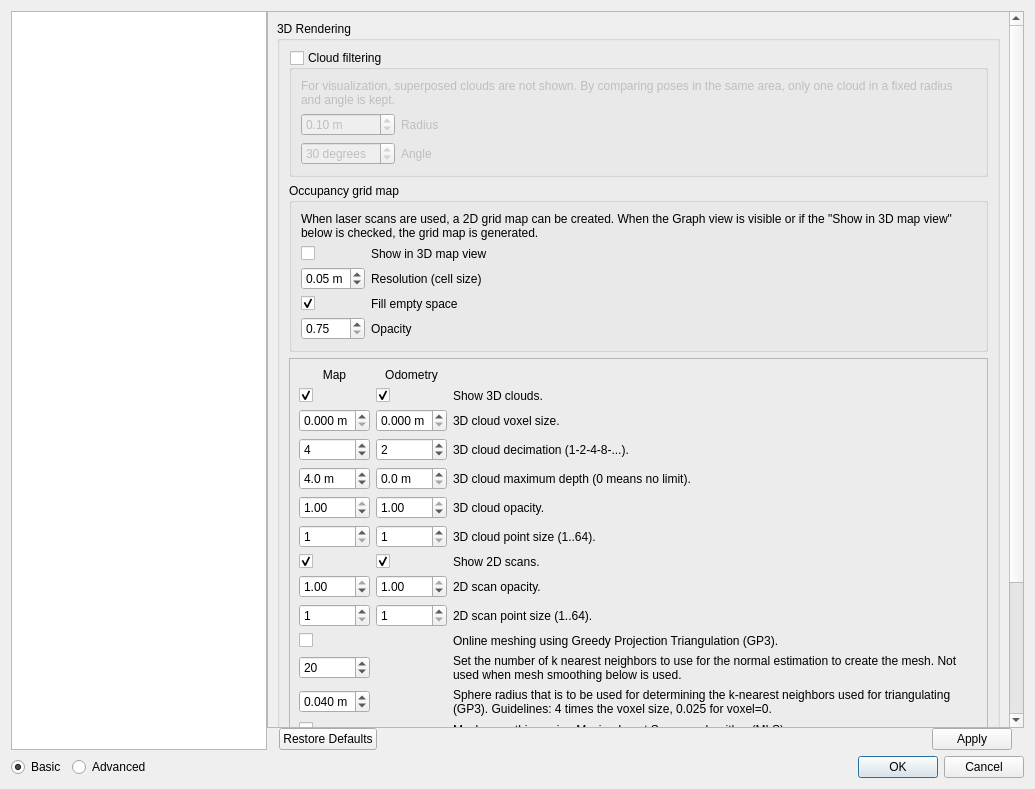
First picture: the form in guilib/src/ui/preferencesDialog.ui, repository introlab/rtabmap, before the edit.
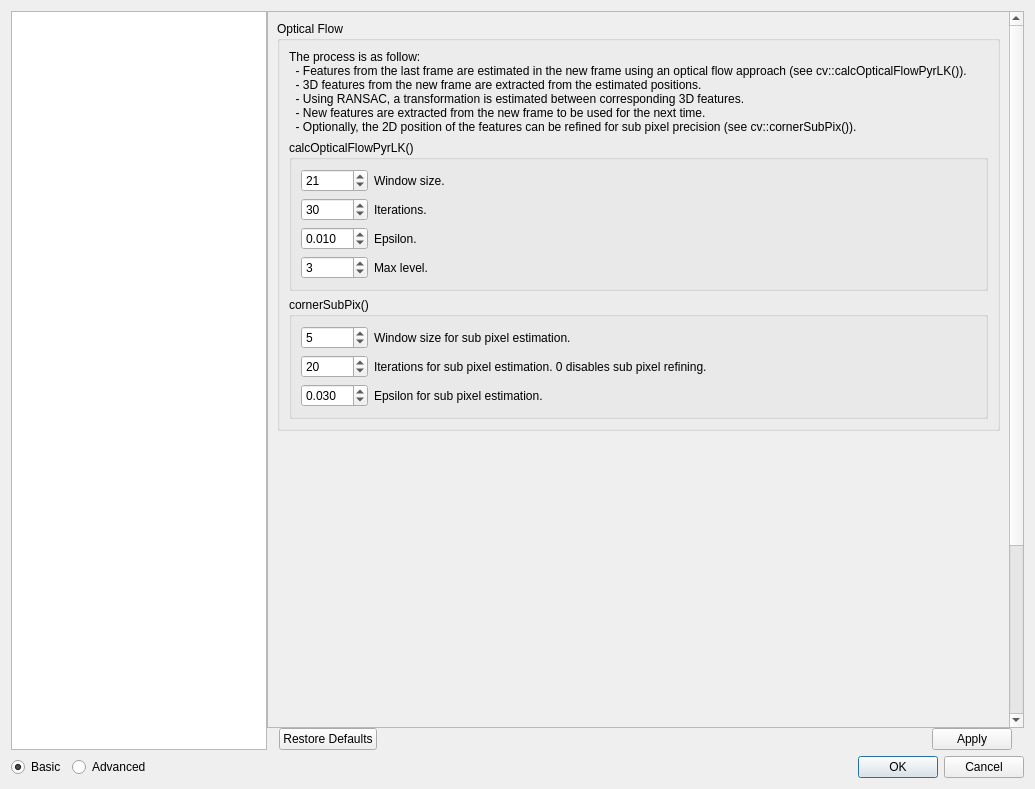
Second picture: the form after the edit. Icons and pictures are not drawn. Custom widgets are drawn as their Qt base class.

Commit message: Refactored Odometry class: -new odometry parameters -new Optical flow strategy -Stereo data support Refactored SensorData class to support stereo images Updated default parameters (mostly odometry ones) util3d: new methods to handle/reconstruct 3D clouds from disparity image / stereo images PreferencesDialog: added Odometry/BOW and Odometry/OpticalFLow panels. DatabaseViewer: fixed a crash when database is empty. Added cloud reconstruction of stereo images if saved in database Camera: added 1 second delay to avoid dark images at the starting

Diff of the .ui file:
```diff
--- a/guilib/src/ui/preferencesDialog.ui
+++ b/guilib/src/ui/preferencesDialog.ui
@@ -65,7 +65,7 @@
             <x>0</x>
             <y>0</y>
             <width>744</width>
-            <height>974</height>
+            <height>1019</height>
            </rect>
           </property>
           <layout class="QVBoxLayout" name="verticalLayout_16">
@@ -86,7 +86,7 @@
                 <enum>QFrame::Raised</enum>
                </property>
                <property name="currentIndex">
-                <number>1</number>
+                <number>24</number>
                </property>
                <widget class="QWidget" name="page_22">
                 <layout class="QVBoxLayout" name="verticalLayout_29">
@@ -6258,6 +6258,378 @@
                  </item>
                 </layout>
                </widget>
+               <widget class="QWidget" name="page_26">
+                <layout class="QVBoxLayout" name="verticalLayout_54">
+                 <item>
+                  <widget class="QGroupBox" name="groupBox_odometryBOW3">
+                   <property name="title">
+                    <string>BOW</string>
+                   </property>
+                   <layout class="QGridLayout" name="gridLayout_29" columnstretch="0,1">
+                    <item row="0" column="0">
+                     <widget class="QSpinBox" name="odom_localHistory">
+                      <property name="minimum">
+                       <number>0</number>
+                      </property>
+                      <property name="maximum">
+                       <number>999999</number>
+                      </property>
+                      <property name="singleStep">
+                       <number>1</number>
+                      </property>
+                      <property name="value">
+                       <number>0</number>
+                      </property>
+                     </widget>
+                    </item>
+                    <item row="0" column="1">
+                     <widget class="QLabel" name="label_190">
+                      <property name="text">
+                       <string>Local history size: If &gt; 0 (example 5000), the odometry will maintain a local map of X maximum words. This will decrease odometry drifting when the camera is not moving.</string>
+                      </property>
+                      <property name="wordWrap">
+                       <bool>true</bool>
+                      </property>
+                     </widget>
+                    </item>
+                    <item row="1" column="0">
+                     <widget class="QComboBox" name="odom_bin_nn">
+                      <property name="sizeAdjustPolicy">
+                       <enum>QComboBox::AdjustToContents</enum>
+                      </property>
+                      <item>
+                       <property name="text">
+                        <string>FLANN Linear</string>
+                       </property>
+                      </item>
+                      <item>
+                       <property name="text">
+                        <string>FLANN KdTree</string>
+                       </property>
+                      </item>
+                      <item>
+                       <property name="text">
+                        <string>FLANN LSH</string>
+                       </property>
+                      </item>
+                      <item>
+                       <property name="text">
+                        <string>Brute Force</string>
+                       </property>
+                      </item>
+                      <item>
+                       <property name="text">
+                        <string>Brute Force GPU</string>
+                       </property>
+                      </item>
+                     </widget>
+                    </item>
+                    <item row="1" column="1">
+                     <widget class="QLabel" name="label_201">
+                      <property name="text">
+                       <string>Nearest neighbor strategy. FLANN KdTree must be used only with SURF/SIFT. FLANN LSH must be used only with binary feature detector.</string>
+                      </property>
+                      <property name="wordWrap">
+                       <bool>true</bool>
+                      </property>
+                     </widget>
+                    </item>
+                    <item row="2" column="0">
+                     <widget class="QDoubleSpinBox" name="odom_bin_nndrRatio">
+                      <property name="decimals">
+                       <number>1</number>
+                      </property>
+                      <property name="minimum">
+                       <double>0.100000000000000</double>
+                      </property>
+                      <property name="maximum">
+                       <double>1.000000000000000</double>
+                      </property>
+                      <property name="singleStep">
+                       <double>0.100000000000000</double>
+                      </property>
+                      <property name="value">
+                       <double>0.700000000000000</double>
+                      </property>
+                     </widget>
+                    </item>
+                    <item row="2" column="1">
+                     <widget class="QLabel" name="label_202">
+                      <property name="text">
+                       <string>NNDR ratio
+(A matching pair is accepted, if its distance is closer than X times the distance of the second nearest neighbor)
+Lower the ratio -&gt; higher the precision. 0 means disabled, matching the nearest.</string>
+                      </property>
+                      <property name="wordWrap">
+                       <bool>true</bool>
+                      </property>
+                     </widget>
+                    </item>
+                   </layout>
+                  </widget>
+                 </item>
+                 <item>
+                  <spacer name="verticalSpacer_27">
+                   <property name="orientation">
+                    <enum>Qt::Vertical</enum>
+                   </property>
+                   <property name="sizeHint" stdset="0">
+                    <size>
+                     <width>20</width>
+                     <height>670</height>
+                    </size>
+                   </property>
+                  </spacer>
+                 </item>
+                </layout>
+               </widget>
+               <widget class="QWidget" name="page_28">
+                <layout class="QVBoxLayout" name="verticalLayout_55">
+                 <item>
+                  <widget class="QGroupBox" name="groupBox_odometryFlow3">
+                   <property name="title">
+                    <string>Optical Flow</string>
+                   </property>
+                   <layout class="QVBoxLayout" name="verticalLayout_53">
+                    <item>
+                     <widget class="QLabel" name="label_199">
+                      <property name="text">
+                       <string>The process is as follow:
+  - Features from the last frame are estimated in the new frame using an optical flow approach (see cv::calcOpticalFlowPyrLK()).
+  - 3D features from the new frame are extracted from the estimated positions.
+  - Using RANSAC, a transformation is estimated between corresponding 3D features.
+  - New features are extracted from the new frame to be used for the next time.
+  - Optionally, the 2D position of the features can be refined for sub pixel precision (see cv::cornerSubPix()). </string>
+                      </property>
+                      <property name="wordWrap">
+                       <bool>true</bool>
+                      </property>
+                     </widget>
+                    </item>
+                    <item>
+                     <widget class="QGroupBox" name="groupBox_4">
+                      <property name="title">
+                       <string>calcOpticalFlowPyrLK()</string>
+                      </property>
+                      <layout class="QGridLayout" name="gridLayout_30" columnstretch="0,1">
+                       <item row="0" column="0">
+                        <widget class="QSpinBox" name="odom_flow_winSize">
+                         <property name="minimum">
+                          <number>1</number>
+                         </property>
+                         <property name="maximum">
+                          <number>999999</number>
+                         </property>
+                         <property name="singleStep">
+                          <number>1</number>
+                         </property>
+                         <property name="value">
+                          <number>21</number>
+                         </property>
+                        </widget>
+                       </item>
+                       <item row="0" column="1">
+                        <widget class="QLabel" name="label_192">
+                         <property name="text">
+                          <string>Window size.</string>
+                         </property>
+                         <property name="wordWrap">
+                          <bool>true</bool>
+                         </property>
+                        </widget>
+                       </item>
+                       <item row="1" column="0">
+                        <widget class="QSpinBox" name="odom_flow_iterations">
+                         <property name="minimum">
+                          <number>1</number>
+                         </property>
+                         <property name="maximum">
+                          <number>999999</number>
+                         </property>
+                         <property name="singleStep">
+                          <number>1</number>
+                         </property>
+                         <property name="value">
+                          <number>30</number>
+                         </property>
+                        </widget>
+                       </item>
+                       <item row="1" column="1">
+                        <widget class="QLabel" name="label_193">
+                         <property name="text">
+                          <string>Iterations.</string>
+                         </property>
+                         <property name="wordWrap">
+                          <bool>true</bool>
+                         </property>
+                        </widget>
+                       </item>
+                       <item row="2" column="0">
+                        <widget class="QDoubleSpinBox" name="odom_flow_eps">
+                         <property name="decimals">
+                          <number>3</number>
+                         </property>
+                         <property name="minimum">
+                          <double>0.001000000000000</double>
+                         </property>
+                         <property name="maximum">
+                          <double>0.100000000000000</double>
+                         </property>
+                         <property name="singleStep">
+                          <double>0.010000000000000</double>
+                         </property>
+                         <property name="value">
+                          <double>0.010000000000000</double>
+                         </property>
+                        </widget>
+                       </item>
+                       <item row="2" column="1">
+                        <widget class="QLabel" name="label_194">
+                         <property name="text">
+                          <string>Epsilon.</string>
+                         </property>
+                         <property name="wordWrap">
+                          <bool>true</bool>
+                         </property>
+                        </widget>
+                       </item>
+                       <item row="3" column="1">
+                        <widget class="QLabel" name="label_195">
+                         <property name="text">
+                          <string>Max level.</string>
+                         </property>
+                         <property name="wordWrap">
+                          <bool>true</bool>
+                         </property>
+                        </widget>
+                       </item>
+                       <item row="3" column="0">
+                        <widget class="QSpinBox" name="odom_flow_maxLevel">
+                         <property name="minimum">
+                          <number>0</number>
+                         </property>
+                         <property name="maximum">
+                          <number>999999</number>
+                         </property>
+                         <property name="singleStep">
+                          <number>1</number>
+                         </property>
+                         <property name="value">
+                          <number>3</number>
+                         </property>
+                        </widget>
+                       </item>
+                      </layout>
+                     </widget>
+                    </item>
+                    <item>
+                     <widget class="QGroupBox" name="groupBox_7">
+                      <property name="title">
+                       <string>cornerSubPix()</string>
+                      </property>
+                      <layout class="QGridLayout" name="gridLayout_31" columnstretch="0,1">
+                       <item row="0" column="0">
+                        <widget class="QSpinBox" name="odom_flow_subpix_winSize">
+                         <property name="minimum">
+                          <number>0</number>
+                         </property>
+                         <property name="maximum">
+                          <number>999999</number>
+                         </property>
+                         <property name="singleStep">
+                          <number>1</number>
+                         </property>
+                         <property name="value">
+                          <number>5</number>
+                         </property>
+                        </widget>
+                       </item>
+                       <item row="0" column="1">
+                        <widget class="QLabel" name="label_196">
+                         <property name="text">
+                          <string>Window size for sub pixel estimation.</string>
+                         </property>
+                         <property name="wordWrap">
+                          <bool>true</bool>
+                         </property>
+                        </widget>
+                       </item>
+                       <item row="1" column="0">
+                        <widget class="QSpinBox" name="odom_flow_subpix_iterations">
+                         <property name="minimum">
+                          <number>0</number>
+                         </property>
+                         <property name="maximum">
+                          <number>999999</number>
+                         </property>
+                         <property name="singleStep">
+                          <number>1</number>
+                         </property>
+                         <property name="value">
+                          <number>20</number>
+                         </property>
+                        </widget>
+                       </item>
+                       <item row="1" column="1">
+                        <widget class="QLabel" name="label_197">
+                         <property name="text">
+                          <string>Iterations for sub pixel estimation. 0 disables sub pixel refining.</string>
+                         </property>
+                         <property name="wordWrap">
+                          <bool>true</bool>
+                         </property>
+                        </widget>
+                       </item>
+                       <item row="2" column="0">
+                        <widget class="QDoubleSpinBox" name="odom_flow_subpix_eps">
+                         <property name="decimals">
+                          <number>3</number>
+                         </property>
+                         <property name="minimum">
+                          <double>0.001000000000000</double>
+                         </property>
+                         <property name="maximum">
+                          <double>0.100000000000000</double>
+                         </property>
+                         <property name="singleStep">
+                          <double>0.010000000000000</double>
+                         </property>
+                         <property name="value">
+                          <double>0.030000000000000</double>
+                         </property>
+                        </widget>
+                       </item>
+                       <item row="2" column="1">
+                        <widget class="QLabel" name="label_198">
+                         <property name="text">
+                          <string>Epsilon for sub pixel estimation.</string>
+                         </property>
+                         <property name="wordWrap">
+                          <bool>true</bool>
+                         </property>
+                        </widget>
+                       </item>
+                      </layout>
+                     </widget>
+                    </item>
+                   </layout>
+                  </widget>
+                 </item>
+                 <item>
+                  <spacer name="verticalSpacer_28">
+                   <property name="orientation">
+                    <enum>Qt::Vertical</enum>
+                   </property>
+                   <property name="sizeHint" stdset="0">
+                    <size>
+                     <width>20</width>
+                     <height>518</height>
+                    </size>
+                   </property>
+                  </spacer>
+                 </item>
+                </layout>
+               </widget>
               </widget>
              </item>
             </layout>
```
Left out of the diff: 372 changed lines with no effect on the pictures. The commit also changes 24 other files.
